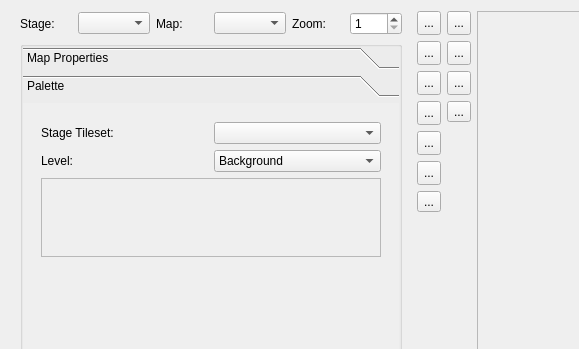
Above: editor/mainwindow_tab/map_tab.ui from protoman/rockbot before the change; both pictures show x 0 to 579 and y 0 to 349 of the 1042 by 593 pixel window. Below: the same form after it.
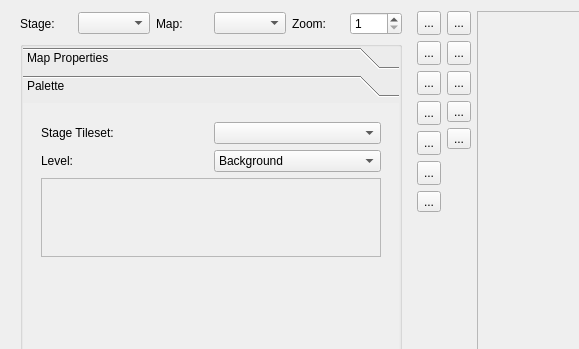
That is the form after the change. The open tabs and pages were chosen to show the change. Icons and pictures are not drawn. Custom widgets are drawn as their Qt base class.

Commit message: - copy/paste support in map editor

Diff of the .ui file:
```diff
--- a/editor/mainwindow_tab/map_tab.ui
+++ b/editor/mainwindow_tab/map_tab.ui
@@ -544,7 +544,7 @@
                      <rect>
                       <x>10</x>
                       <y>0</y>
-                      <width>241</width>
+                      <width>251</width>
                       <height>71</height>
                      </rect>
                     </property>
@@ -1313,6 +1313,17 @@
        </property>
       </widget>
      </item>
+     <item>
+      <widget class="QToolButton" name="paste_toolButton">
+       <property name="text">
+        <string>...</string>
+       </property>
+       <property name="icon">
+        <iconset resource="../resources/icons/icons.qrc">
+         <normaloff>:/toolbar_icons/document-encrypted.png</normaloff>:/toolbar_icons/document-encrypted.png</iconset>
+       </property>
+      </widget>
+     </item>
      <item>
       <spacer name="verticalSpacer_4">
        <property name="orientation">
```
Left out of the diff: 2 changed lines with no effect on the pictures. The commit also changes 4 other files.
